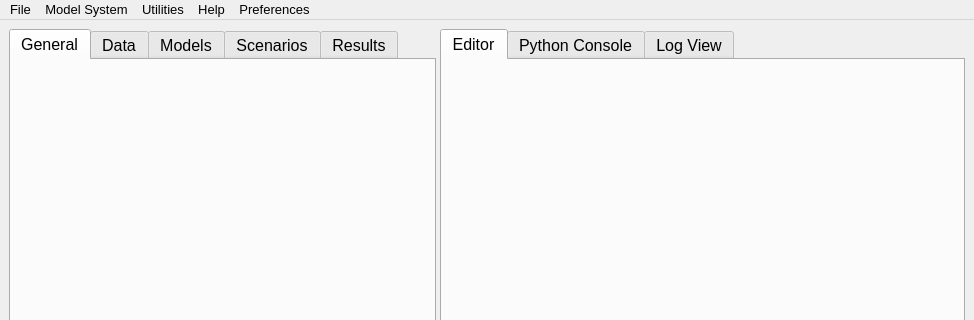
psrc/urbansim, file opus_gui/main/opusmain.ui: the form before one commit; both pictures show x 0 to 974 and y 0 to 320 of the 974 by 707 pixel window.
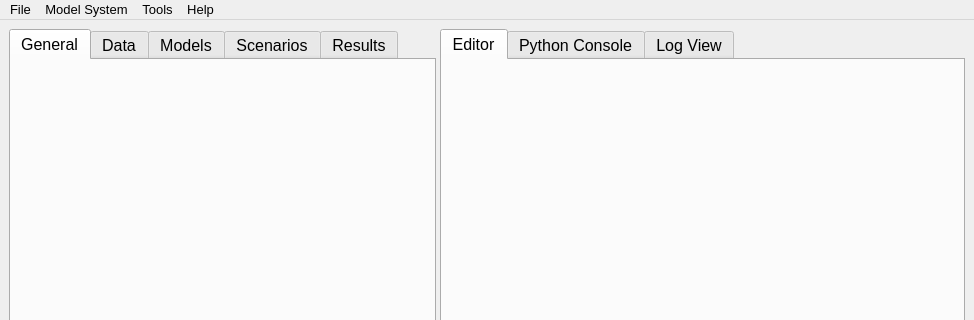
The form after the commit. Icons and pictures are not drawn.

Commit message: renamed 'utilities' to 'tools', moved preferences menu item to 'tools', deleted 'preferences' menu

The edit to the form file:
```diff
--- a/opus_gui/main/opusmain.ui
+++ b/opus_gui/main/opusmain.ui
@@ -215,7 +215,7 @@
    </widget>
    <widget class="QMenu" name="menuUtilities" >
     <property name="title" >
-     <string>Utilities</string>
+     <string>Tools</string>
     </property>
     <addaction name="actionPython_View" />
     <addaction name="actionLog_View" />
@@ -227,17 +227,10 @@
     </property>
     <addaction name="actionEdit_all_variables" />
    </widget>
-   <widget class="QMenu" name="menuOpus" >
-    <property name="title" >
-     <string>Preferences</string>
-    </property>
-    <addaction name="actionPreferences" />
-   </widget>
    <addaction name="menuProject" />
    <addaction name="menuModel_System" />
    <addaction name="menuUtilities" />
    <addaction name="menuHelp" />
-   <addaction name="menuOpus" />
   </widget>
   <widget class="QStatusBar" name="statusbar" />
   <action name="mpActionZoomOut" >
```
Left out of the diff: 1 changed line with no effect on the pictures. The commit also changes 1 other file.
